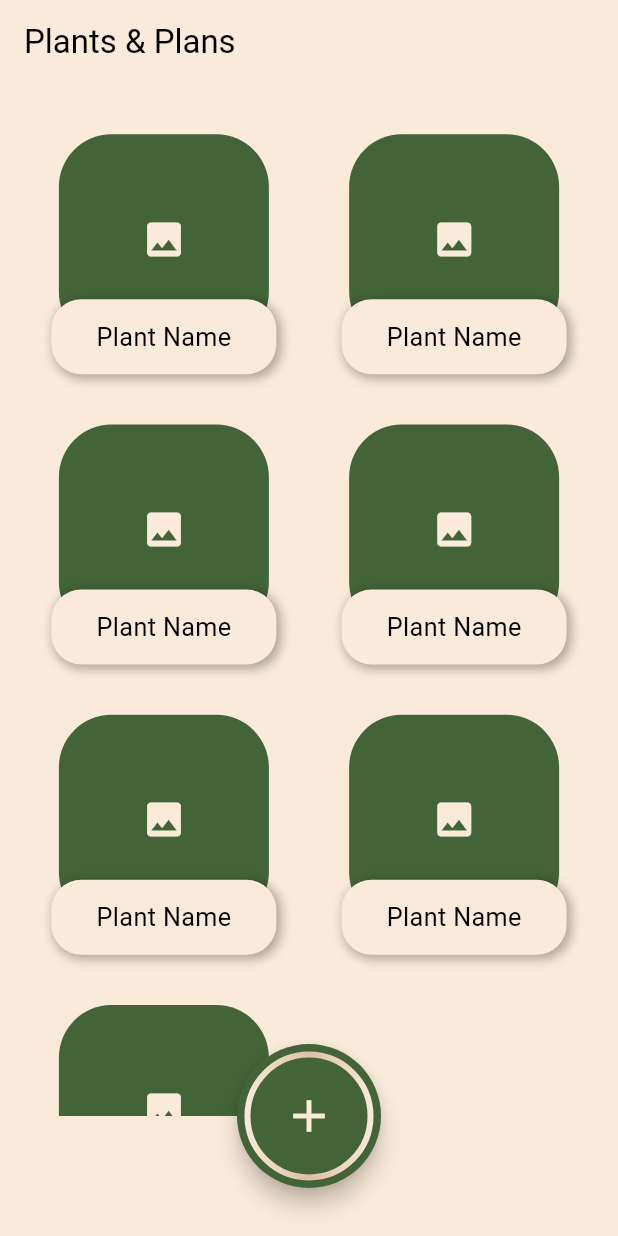
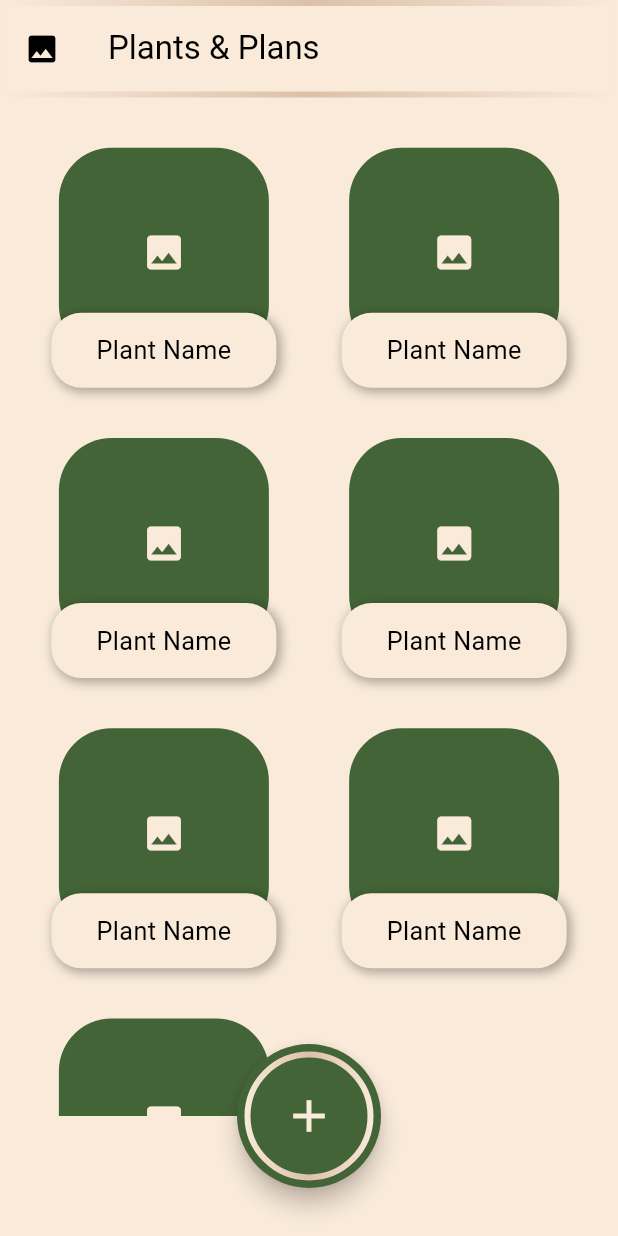
Before and after one commit to dontknow96/PlantsAndPlans, a Flutter app: the screen it shows after launch, on a phone screen of 412 x 824 dp. Run offline on Flutter 3.47's test engine with Material 3 defaults, Android fonts, the light colour scheme and no system bars; our stand-ins replace gradient_borders.

Commit message:
changed design of appbar

```diff
--- a/lib/main.dart
+++ b/lib/main.dart
@@ -1,4 +1,5 @@
 import 'package:flutter/material.dart';
+import 'package:gradient_borders/box_borders/gradient_box_border.dart';
 import 'plant_list/plant_list.dart';
 import 'themes/global_theme_data.dart';
 
@@ -16,7 +17,19 @@
       theme: GlobalThemeData.lightThemeData,
       home: Scaffold(
         appBar: AppBar(
+          toolbarHeight: 65.0,
+          leading: const Icon(Icons.image),
           title: const Text("Plants & Plans"),
+          shape: GradientBoxBorder(
+            gradient: LinearGradient(
+                colors: [
+                  GlobalThemeData.lightThemeData.colorScheme.surface,
+                  GlobalThemeData.lightThemeData.colorScheme.background,
+                  GlobalThemeData.lightThemeData.colorScheme.surface,
+                ]
+            ),
+            width: 4.0,
+          ),
         ),
         body: const PlantList(),
       ),
```
